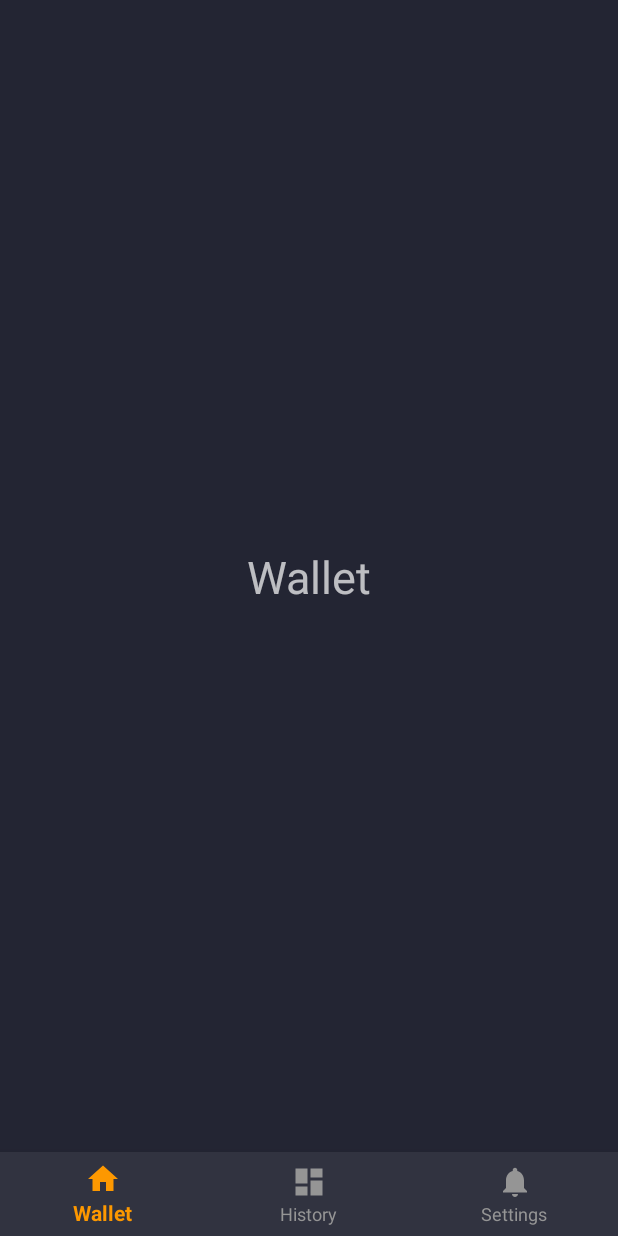
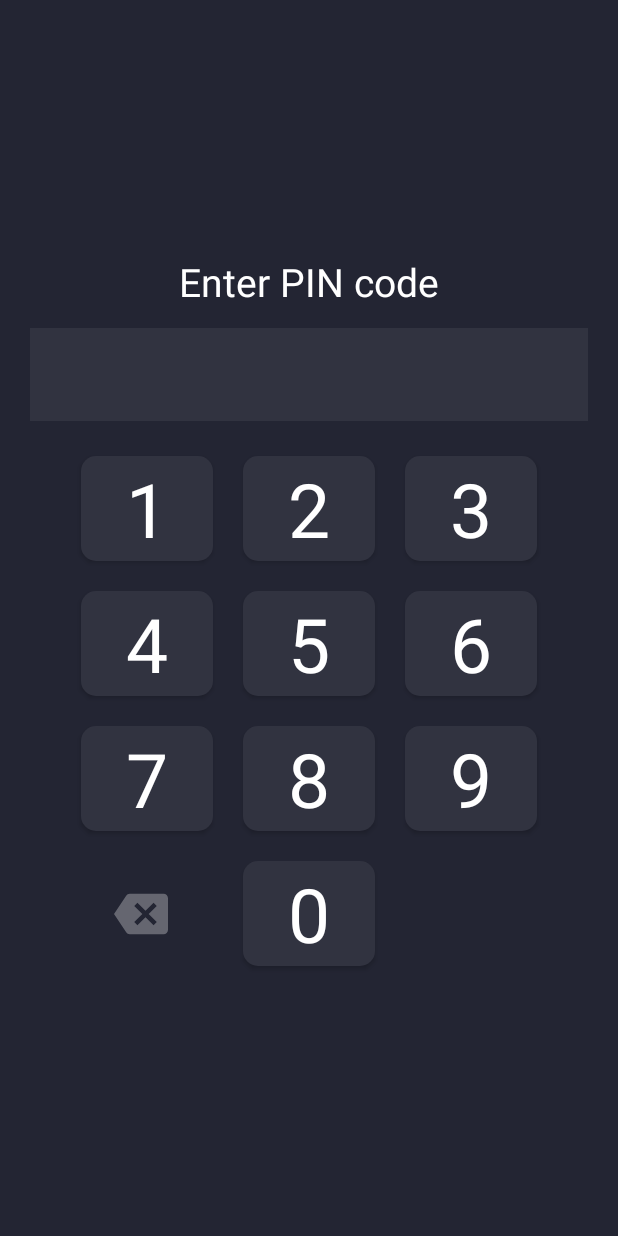
Before and after one commit to LN-Zap/zap-android, an Android app: the screen it shows after launch (MainActivity before the commit, PinEntryActivity after it), on a phone screen of 412 x 824 dp. Run offline under Robolectric (Android 15) with nearby library versions, the phone set to English and light mode, and no system bars.

Commit message:
PIN Screen UI
- UI basically works
- haptic feedback via Settings (default:true)
- scrambled PIN via settings (default:true)
- secure PIN management still has to be done

```diff
--- /dev/null
+++ b/app/src/main/java/ln_zap/zap/PinEntryActivity.java
@@ -0,0 +1,218 @@
+package ln_zap.zap;
+
+import android.app.Activity;
+import android.content.Intent;
+import android.os.Bundle;
+import android.os.Vibrator;
+import android.preference.PreferenceManager;
+import android.view.View;
+import android.view.View.OnClickListener;
+import android.view.WindowManager;
+import android.widget.Button;
+import android.widget.ImageButton;
+import android.widget.TextView;
+
+import ln_zap.zap.util.ScrambledNumpad;
+
+
+public class PinEntryActivity extends Activity {
+
+    private static final int MIN_PIN_LENGTH = 5;
+    private static final int MAX_PIN_LENGTH = 8;
+
+    private Button btnNumpad1;
+    private Button btnNumpad2;
+    private Button btnNumpad3;
+    private Button btnNumpad4;
+    private Button btnNumpad5;
+    private Button btnNumpad6;
+    private Button btnNumpad7;
+    private Button btnNumpad8;
+    private Button btnNumpad9;
+    private Button btnNumpad0;
+    private ImageButton btnPinConfirm;
+    private ImageButton btnPinBack;
+
+    private TextView tvPrompt;
+    private TextView tvUserInput;
+    private ScrambledNumpad numpad;
+    private StringBuilder userInput;
+    private Vibrator vibrator;
+
+
+    @Override
+    public void onCreate(Bundle savedInstanceState) {
+        super.onCreate(savedInstanceState);
+        setContentView(R.layout.pin_input);
+
+         /*Secure against screenshots and automated screen recording. Keep in mind that this does not prevent popups and other
+           dialogues to be secured as well. Luckily we do not have some of these right now. If there are added some later,
+           extra security measures have to be considered.*/
+        getWindow().setFlags(WindowManager.LayoutParams.FLAG_SECURE, WindowManager.LayoutParams.FLAG_SECURE);
+
+        userInput = new StringBuilder();
+        numpad = new ScrambledNumpad();
+        tvUserInput = findViewById(R.id.pinUserInput);
+        tvUserInput.setText("");
+        tvPrompt = findViewById(R.id.pinPrompt);
+
+        vibrator = (Vibrator) this.getSystemService(VIBRATOR_SERVICE);
+
+
+        boolean scramble = PreferenceManager.getDefaultSharedPreferences(PinEntryActivity.this).getBoolean("scramblePin",false);
+
+
+        // Define buttons
+
+        btnNumpad1 = findViewById(R.id.pinNumpad1);
+        btnNumpad1.setText(scramble ? Integer.toString(numpad.getNumpad().get(0).getValue()) : "1");
+        btnNumpad2 = findViewById(R.id.pinNumpad2);
+        btnNumpad2.setText(scramble ? Integer.toString(numpad.getNumpad().get(1).getValue()) : "2");
+        btnNumpad3 = findViewById(R.id.pinNumpad3);
+        btnNumpad3.setText(scramble ? Integer.toString(numpad.getNumpad().get(2).getValue()) : "3");
+        btnNumpad4 = findViewById(R.id.pinNumpad4);
+        btnNumpad4.setText(scramble ? Integer.toString(numpad.getNumpad().get(3).getValue()) : "4");
+        btnNumpad5 = findViewById(R.id.pinNumpad5);
+        btnNumpad5.setText(scramble ? Integer.toString(numpad.getNumpad().get(4).getValue()) : "5");
+        btnNumpad6 = findViewById(R.id.pinNumpad6);
+        btnNumpad6.setText(scramble ? Integer.toString(numpad.getNumpad().get(5).getValue()) : "6");
+        btnNumpad7 = findViewById(R.id.pinNumpad7);
+        btnNumpad7.setText(scramble ? Integer.toString(numpad.getNumpad().get(6).getValue()) : "7");
+        btnNumpad8 = findViewById(R.id.pinNumpad8);
+        btnNumpad8.setText(scramble ? Integer.toString(numpad.getNumpad().get(7).getValue()) : "8");
+        btnNumpad9 = findViewById(R.id.pinNumpad9);
+        btnNumpad9.setText(scramble ? Integer.toString(numpad.getNumpad().get(8).getValue()) : "9");
+        btnNumpad0 = findViewById(R.id.pinNumpad0);
+        btnNumpad0.setText(scramble ? Integer.toString(numpad.getNumpad().get(9).getValue()) : "0");
+        btnPinConfirm = findViewById(R.id.pinConfirm);
+        btnPinBack = findViewById(R.id.pinBack);
+
+        // Set all layout element states to the current user input (empty right now)
+        displayUserInput();
+
+
+
+        btnPinConfirm.setOnClickListener(new OnClickListener() {
+            @Override
+            public void onClick(View view) {
+                // Placeholder. Replace this function later when the PIN functionality is really done.
+                Intent intent = new Intent(PinEntryActivity.this, MainActivity.class);
+                //intent.addFlags(Intent.FLAG_ACTIVITY_CLEAR_TASK | Intent.FLAG_ACTIVITY_NEW_TASK);
+                startActivity(intent);
+            }
+        });
+
+        btnPinBack.setOnClickListener(new OnClickListener() {
+            @Override
+            public void onClick(View view) {
+
+                if (userInput.toString().length() > 0) {
+                    userInput.deleteCharAt(userInput.length() - 1);
+                    if(PreferenceManager.getDefaultSharedPreferences(PinEntryActivity.this).getBoolean("hapticPin",false) == true)    {
+                        vibrator.vibrate(55);
+                    }
+                }
+                displayUserInput();
+
+            }
+        });
+
+        btnPinBack.setOnLongClickListener(new View.OnLongClickListener() {
+            @Override
+            public boolean onLongClick(View view) {
+                if (userInput.toString().length() > 0) {
+                    userInput.setLength(0);
+                    if(PreferenceManager.getDefaultSharedPreferences(PinEntryActivity.this).getBoolean("hapticPin",false) == true)    {
+                        vibrator.vibrate(55);
+                    }
+                }
+                displayUserInput();
+                return false;
+            }
+        });
+
+    }
+
+    public void OnNumberPadClick(View view) {
+        if(PreferenceManager.getDefaultSharedPreferences(PinEntryActivity.this).getBoolean("hapticPin",false) == true)    {
+            vibrator.vibrate(55);
+        }
+        userInput.append(((Button) view).getText().toString());
+        displayUserInput();
+    }
+
+    private void displayUserInput() {
+
+        // Display the correct number of "*" as visual PIN representation
+        tvUserInput.setText("");
+
+        for (int i = 0; i < userInput.toString().length(); i++) {
+            tvUserInput.append("*");
+        }
+
+        // Disable numpad if max PIN length reached
+        if (userInput.toString().length() >= MAX_PIN_LENGTH){
+            btnNumpad1.setEnabled(false);
+            btnNumpad1.setAlpha(0.3f);
+            btnNumpad2.setEnabled(false);
+            btnNumpad2.setAlpha(0.3f);
+            btnNumpad3.setEnabled(false);
+            btnNumpad3.setAlpha(0.3f);
+            btnNumpad4.setEnabled(false);
+            btnNumpad4.setAlpha(0.3f);
+            btnNumpad5.setEnabled(false);
+            btnNumpad5.setAlpha(0.3f);
+            btnNumpad6.setEnabled(false);
+            btnNumpad6.setAlpha(0.3f);
+            btnNumpad7.setEnabled(false);
+            btnNumpad7.setAlpha(0.3f);
+            btnNumpad8.setEnabled(false);
+            btnNumpad8.setAlpha(0.3f);
+            btnNumpad9.setEnabled(false);
+            btnNumpad9.setAlpha(0.3f);
+            btnNumpad0.setEnabled(false);
+            btnNumpad0.setAlpha(0.3f);
+        }
+        else{
+            btnNumpad1.setEnabled(true);
+            btnNumpad1.setAlpha(1f);
+            btnNumpad2.setEnabled(true);
+            btnNumpad2.setAlpha(1f);
+            btnNumpad3.setEnabled(true);
+            btnNumpad3.setAlpha(1f);
+            btnNumpad4.setEnabled(true);
+            btnNumpad4.setAlpha(1f);
+            btnNumpad5.setEnabled(true);
+            btnNumpad5.setAlpha(1f);
+            btnNumpad6.setEnabled(true);
+            btnNumpad6.setAlpha(1f);
+            btnNumpad7.setEnabled(true);
+            btnNumpad7.setAlpha(1f);
+            btnNumpad8.setEnabled(true);
+            btnNumpad8.setAlpha(1f);
+            btnNumpad9.setEnabled(true);
+            btnNumpad9.setAlpha(1f);
+            btnNumpad0.setEnabled(true);
+            btnNumpad0.setAlpha(1f);
+        }
+
+        // Show confirm button only if the PIN has a valid length.
+        if (userInput.toString().length() >= MIN_PIN_LENGTH && userInput.toString().length() <= MAX_PIN_LENGTH) {
+            btnPinConfirm.setVisibility(View.VISIBLE);
+        } else {
+            btnPinConfirm.setVisibility(View.INVISIBLE);
+        }
+
+        // Disable back button if user input is empty.
+        if (userInput.toString().length() > 0) {
+            btnPinBack.setEnabled(true);
+            btnPinBack.setAlpha(1f);
+        } else {
+            btnPinBack.setEnabled(false);
+            btnPinBack.setAlpha(0.3f);
+        }
+
+    }
+
+
+}
--- /dev/null
+++ b/app/src/main/java/ln_zap/zap/util/ScrambledNumpad.java
@@ -0,0 +1,52 @@
+package ln_zap.zap.util;
+
+import java.security.SecureRandom;
+import java.util.ArrayList;
+import java.util.List;
+import java.util.AbstractMap.SimpleImmutableEntry;
+
+public class ScrambledNumpad {
+
+    private List<SimpleImmutableEntry<Integer,Integer>> numpad;
+    private List<Integer> positions;
+
+    public ScrambledNumpad() {
+
+        positions = new ArrayList<>();
+        positions.add(0);
+        positions.add(1);
+        positions.add(2);
+        positions.add(3);
+        positions.add(4);
+        positions.add(5);
+        positions.add(6);
+        positions.add(7);
+        positions.add(8);
+        positions.add(9);
+
+        numpad = new ArrayList<>();
+
+        init();
+
+    }
+
+    private void init()  {
+
+        SecureRandom random = new SecureRandom();
+
+        for(int i = 0; i < 10; i++)  {
+
+            int randomPos = random.nextInt(positions.size());
+            SimpleImmutableEntry<Integer,Integer> pair = new SimpleImmutableEntry<>(i, positions.get(randomPos));
+            positions.remove(randomPos);
+            numpad.add(pair);
+
+        }
+
+    }
+
+    public List<SimpleImmutableEntry<Integer,Integer>> getNumpad()  {
+        return numpad;
+    }
+
+}
--- /dev/null
+++ b/app/src/main/res/drawable-v24/rounded_rectangle_green.xml
@@ -0,0 +1,7 @@
+<?xml version="1.0" encoding="utf-8"?>
+<shape xmlns:android="http://schemas.android.com/apk/res/android" android:shape="rectangle" >
+    <solid android:color="@color/superGreen" />
+    <corners
+        android:radius="10dp"
+        />
+</shape>
--- /dev/null
+++ b/app/src/main/res/drawable-v24/rounded_rectangle_seablue.xml
@@ -0,0 +1,7 @@
+<?xml version="1.0" encoding="utf-8"?>
+<shape xmlns:android="http://schemas.android.com/apk/res/android" android:shape="rectangle" >
+    <solid android:color="@color/seaBlue" />
+    <corners
+        android:radius="10dp"
+        />
+</shape>
--- /dev/null
+++ b/app/src/main/res/drawable/ic_backspace_white_36dp.xml
@@ -0,0 +1,5 @@
+<vector android:height="36dp" android:tint="#FFFFFF"
+    android:viewportHeight="24.0" android:viewportWidth="24.0"
+    android:width="36dp" xmlns:android="http://schemas.android.com/apk/res/android">
+    <path android:fillColor="#FF000000" android:pathData="M22,3L7,3c-0.69,0 -1.23,0.35 -1.59,0.88L0,12l5.41,8.11c0.36,0.53 0.9,0.89 1.59,0.89h15c1.1,0 2,-0.9 2,-2L24,5c0,-1.1 -0.9,-2 -2,-2zM19,15.59L17.59,17 14,13.41 10.41,17 9,15.59 12.59,12 9,8.41 10.41,7 14,10.59 17.59,7 19,8.41 15.41,12 19,15.59z"/>
+</vector>
--- /dev/null
+++ b/app/src/main/res/drawable/ic_done_white_36dp.xml
@@ -0,0 +1,5 @@
+<vector android:height="36dp" android:tint="#FFFFFF"
+    android:viewportHeight="24.0" android:viewportWidth="24.0"
+    android:width="36dp" xmlns:android="http://schemas.android.com/apk/res/android">
+    <path android:fillColor="#FF000000" android:pathData="M9,16.2L4.8,12l-1.4,1.4L9,19 21,7l-1.4,-1.4L9,16.2z"/>
+</vector>
--- /dev/null
+++ b/app/src/main/res/layout/pin_input.xml
@@ -0,0 +1,238 @@
+<?xml version="1.0" encoding="utf-8"?>
+<RelativeLayout xmlns:android="http://schemas.android.com/apk/res/android"
+    android:layout_width="match_parent"
+    android:layout_height="match_parent"
+    android:background="@color/deepSeaBlue"
+    android:gravity="center"
+    >
+
+    <LinearLayout
+        android:id="@+id/pinPromptLayout"
+        android:layout_width="match_parent"
+        android:layout_height="wrap_content"
+        android:layout_marginBottom="5dp"
+        >
+        <TextView
+            android:id="@+id/pinPrompt"
+            android:layout_width="match_parent"
+            android:layout_height="wrap_content"
+            android:textSize="26sp"
+            android:textColor="@color/white"
+            android:gravity="center_horizontal"
+            android:textAlignment="gravity"
+            android:text="Enter PIN code"
+            />
+    </LinearLayout>
+
+    <LinearLayout
+        android:id="@+id/pinInputLayout"
+        android:layout_width="match_parent"
+        android:layout_height="wrap_content"
+        android:layout_marginBottom="5dp"
+        android:layout_below="@id/pinPromptLayout"
+        >
+        <TextView
+            android:id="@+id/pinUserInput"
+            android:layout_width="match_parent"
+            android:layout_height="wrap_content"
+            android:textSize="40dp"
+            android:textColor="@color/white"
+            android:background="@color/seaBlue"
+            android:gravity="center_horizontal"
+            android:textAlignment="gravity"
+            android:paddingTop="8dp"
+            android:layout_marginLeft="20dp"
+            android:layout_marginRight="20dp"
+            android:layout_marginTop="8dp"
+            android:layout_marginBottom="8dp" />
+    </LinearLayout>
+
+    <GridLayout
+        android:layout_width="wrap_content"
+        android:layout_height="wrap_content"
+        android:columnCount="3"
+        android:layout_centerInParent="true"
+        android:layout_below="@id/pinInputLayout"
+        >
+
+        <Button
+            android:id="@+id/pinNumpad1"
+            android:textSize="50dp"
+            android:textColor="@color/white"
+            android:background="@drawable/rounded_rectangle_seablue"
+            android:layout_height="70dp"
+            android:layout_width="wrap_content"
+            android:layout_marginLeft="10dp"
+            android:layout_marginTop="10dp"
+            android:layout_marginRight="10dp"
+            android:layout_marginBottom="10dp"
+            android:typeface="sans"
+            android:onClick="OnNumberPadClick"
+            android:layout_row="0"
+            android:layout_column="0"/>
+        <Button
+            android:id="@+id/pinNumpad2"
+            android:textSize="50dp"
+            android:textColor="@color/white"
+            android:background="@drawable/rounded_rectangle_seablue"
+            android:layout_height="70dp"
+            android:layout_width="wrap_content"
+            android:layout_marginLeft="10dp"
+            android:layout_marginRight="10dp"
+            android:layout_marginTop="10dp"
+            android:layout_marginBottom="10dp"
+            android:typeface="sans"
+            android:onClick="OnNumberPadClick"
+            android:layout_row="0"
+            android:layout_column="1" />
+        <Button
+            android:id="@+id/pinNumpad3"
+            android:textSize="50dp"
+            android:textColor="@color/white"
+            android:background="@drawable/rounded_rectangle_seablue"
+            android:layout_height="70dp"
+            android:layout_width="wrap_content"
+            android:layout_marginLeft="10dp"
+            android:layout_marginRight="10dp"
+            android:layout_marginTop="10dp"
+            android:layout_marginBottom="10dp"
+            android:typeface="sans"
+            android:onClick="OnNumberPadClick"
+            android:layout_row="0"
+            android:layout_column="2" />
+        <Button
+            android:id="@+id/pinNumpad4"
+            android:textSize="50dp"
+            android:textColor="@color/white"
+            android:background="@drawable/rounded_rectangle_seablue"
+            android:layout_height="70dp"
+            android:layout_width="wrap_content"
+            android:layout_marginLeft="10dp"
+            android:layout_marginRight="10dp"
+            android:layout_marginTop="10dp"
+            android:layout_marginBottom="10dp"
+            android:typeface="sans"
+            android:layout_row="1"
+            android:onClick="OnNumberPadClick"
+            android:layout_column="0" />
+        <Button
+            android:id="@+id/pinNumpad5"
+            android:textSize="50dp"
+            android:textColor="@color/white"
+            android:background="@drawable/rounded_rectangle_seablue"
+            android:layout_height="70dp"
+            android:layout_width="wrap_content"
+            android:layout_marginLeft="10dp"
+            android:layout_marginRight="10dp"
+            android:layout_marginTop="10dp"
+            android:layout_marginBottom="10dp"
+            android:typeface="sans"
+            android:layout_row="1"
+            android:onClick="OnNumberPadClick"
+            android:layout_column="1" />
+        <Button
+            android:id="@+id/pinNumpad6"
+            android:textSize="50dp"
+            android:textColor="@color/white"
+            android:background="@drawable/rounded_rectangle_seablue"
+            android:layout_height="70dp"
+            android:layout_width="wrap_content"
+            android:layout_marginLeft="10dp"
+            android:layout_marginRight="10dp"
+            android:layout_marginTop="10dp"
+            android:layout_marginBottom="10dp"
+            android:typeface="sans"
+            android:layout_row="1"
+            android:onClick="OnNumberPadClick"
+            android:layout_column="2" />
+        <Button
+            android:id="@+id/pinNumpad7"
+            android:textSize="50dp"
+            android:textColor="@color/white"
+            android:background="@drawable/rounded_rectangle_seablue"
+            android:layout_height="70dp"
+            android:layout_width="wrap_content"
+            android:layout_marginLeft="10dp"
+            android:layout_marginRight="10dp"
+            android:layout_marginTop="10dp"
+            android:layout_marginBottom="10dp"
+            android:typeface="sans"
+            android:onClick="OnNumberPadClick"
+            android:layout_row="2"
+            android:layout_column="0" />
+        <Button
+            android:id="@+id/pinNumpad8"
+            android:textSize="50dp"
+            android:textColor="@color/white"
+            android:background="@drawable/rounded_rectangle_seablue"
+            android:layout_height="70dp"
+            android:layout_width="wrap_content"
+            android:layout_marginLeft="10dp"
+            android:layout_marginRight="10dp"
+            android:layout_marginTop="10dp"
+            android:layout_marginBottom="10dp"
+            android:typeface="sans"
+            android:layout_row="2"
+            android:onClick="OnNumberPadClick"
+            android:layout_column="1" />
+        <Button
+            android:id="@+id/pinNumpad9"
+            android:textSize="50dp"
+            android:textColor="@color/white"
+            android:background="@drawable/rounded_rectangle_seablue"
+            android:layout_height="70dp"
+            android:layout_width="wrap_content"
+            android:layout_marginLeft="10dp"
+            android:layout_marginRight="10dp"
+            android:layout_marginTop="10dp"
+            android:layout_marginBottom="10dp"
+            android:typeface="sans"
+            android:onClick="OnNumberPadClick"
+            android:layout_row="2"
+            android:layout_column="2" />
+
+        <ImageButton
+            android:layout_width="80dp"
+            android:layout_height="70dp"
+            android:id="@+id/pinBack"
+            android:layout_row="3"
+            android:layout_column="0"
+            android:layout_marginLeft="10dp"
+            android:layout_marginTop="10dp"
+            android:layout_marginRight="10dp"
+            android:layout_marginBottom="10dp"
+            android:src="@drawable/ic_backspace_white_36dp"
+            android:background="@color/deepSeaBlue" />
+
+        <Button
+            android:id="@+id/pinNumpad0"
+            android:textSize="50dp"
+            android:textColor="@color/white"
+            android:background="@drawable/rounded_rectangle_seablue"
+            android:layout_height="70dp"
+            android:layout_width="wrap_content"
+            android:layout_marginLeft="10dp"
+            android:layout_marginRight="10dp"
+            android:layout_marginTop="10dp"
+            android:layout_marginBottom="10dp"
+            android:typeface="sans"
+            android:onClick="OnNumberPadClick"
+            android:layout_row="3"
+            android:layout_column="1" />
+
+        <ImageButton
+            android:layout_width="80dp"
+            android:layout_height="70dp"
+            android:id="@+id/pinConfirm"
+            android:layout_row="3"
+            android:layout_column="2"
+            android:background="@drawable/rounded_rectangle_green"
+            android:src="@drawable/ic_done_white_36dp"
+            android:layout_marginLeft="10dp"
+            android:layout_marginTop="10dp"
+            android:layout_marginRight="10dp"
+            android:layout_marginBottom="10dp" />
+
+    </GridLayout>
+
+</RelativeLayout>
--- a/app/src/main/res/values/colors.xml
+++ b/app/src/main/res/values/colors.xml
@@ -10,4 +10,6 @@
     <color name="gray">#959595</color>
     <color name="invisibleGray">#555555</color>
     <color name="purple">#7600FC</color>
+    <color name="white">#FFFFFF</color>
+    <color name="black">#000000</color>
 </resources>
--- a/app/src/main/res/xml/preferences.xml
+++ b/app/src/main/res/xml/preferences.xml
@@ -59,15 +59,21 @@
             android:title="Reset Remote Node Configuration"
             app:iconSpaceReserved="false"/>
 
+        <Preference
+            android:key="changePIN"
+            android:title="Change PIN"
+            app:iconSpaceReserved="false"/>
+
         <SwitchPreference
-            android:key="scrumblePin"
+            android:key="scramblePin"
             android:title="Scramble PIN screen"
             android:defaultValue="true"
             app:iconSpaceReserved="false"/>
 
-        <Preference
-            android:key="changePIN"
-            android:title="Change PIN"
+        <SwitchPreference
+            android:key="hapticPin"
+            android:title="Haptic PIN feedback"
+            android:defaultValue="true"
             app:iconSpaceReserved="false"/>
 
 
```
Also changed, not shown: app/src/main/AndroidManifest.xml (+11 -1 lines).
